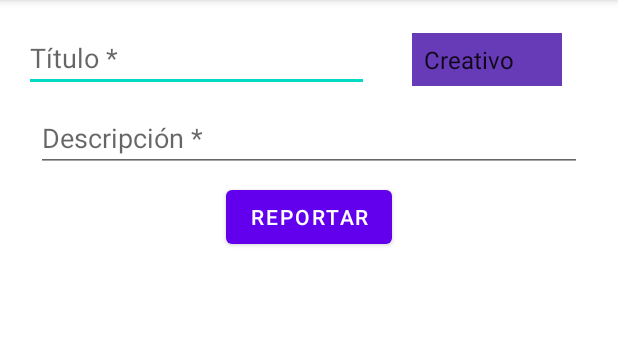
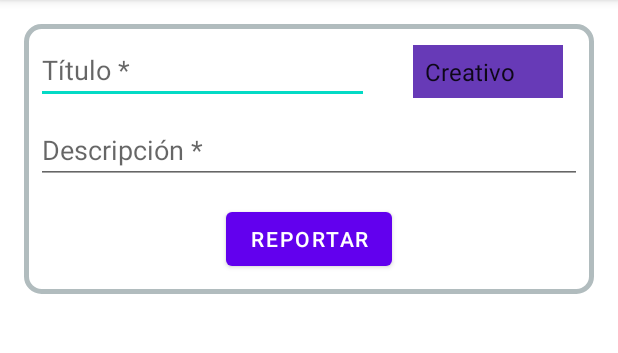
Before and after one commit to JhojanFlp/Tagebuch, an Android app: the screen it shows after launch (MainActivity), on a phone screen of 412 x 824 dp, the part 84-437 px from its top. Run offline under Robolectric (Android 15) with nearby library versions, the phone set to English and light mode, and no system bars; our stand-ins replace Room's generated code.

Commit message:
Improve app

```diff
--- a/app/src/main/AndroidManifest.xml
+++ b/app/src/main/AndroidManifest.xml
@@ -9,7 +9,7 @@
         android:roundIcon="@mipmap/ic_launcher_round"
         android:supportsRtl="true"
         android:theme="@style/Theme.ImBlue">
-        <activity android:name=".MainActivity">
+        <activity android:name=".view.MainActivity">
             <intent-filter>
                 <action android:name="android.intent.action.MAIN" />
 
--- a/app/src/main/java/com/example/imblue/controller/MainActivityController.java
+++ b/app/src/main/java/com/example/imblue/controller/MainActivityController.java
@@ -1,7 +1,7 @@
 package com.example.imblue.controller;
 
 
-import com.example.imblue.MainActivity;
+import com.example.imblue.view.MainActivity;
 import com.example.imblue.model.LocalStorage;
 import com.example.imblue.model.dao.CategoriaRoomDAO;
 import com.example.imblue.model.dao.PensamientoRoomDAO;
@@ -24,8 +24,14 @@ public class MainActivityController {
             // Create categories
             String[] nombres = {"Creativo", "Analítico", "Crítico", "Estratégico", "Personal"};
             // TODO: Set descriptions
-            String[] descripciones = {"Creativo", "Analítico", "Crítico", "Estratégico", "Personal"};
-            String[] colores = {"d0d3d4", "d4ac0d", "138d75", "2471a3", "cb4335"};
+            String[] descripciones = {
+                    "Creación, idea o innovación",
+                    "Análisis de la situación",
+                    "Crítico ante el presente",
+                    "Estrategias para ganar y alcanzar el éxito",
+                    "Pensamiento temporal que necesito recordar"
+            };
+            String[] colores = {"9EF01A", "FFD300", "EF476F", "118AB2", "A5A58D"};
 
             for(int i = 0; i < 5; i++) {
                 categoria = new Categoria();
--- /dev/null
+++ b/app/src/main/res/drawable/layout_bg.xml
@@ -0,0 +1,6 @@
+<?xml version="1.0" encoding="UTF-8"?>
+<shape xmlns:android="http://schemas.android.com/apk/res/android">
+    <stroke android:width="3dp" android:color="#B1BCBE" />
+    <corners android:radius="10dp"/>
+    <padding android:left="0dp" android:top="0dp" android:right="0dp" android:bottom="0dp" />
+</shape>
--- a/app/src/main/res/layout/activity_main.xml
+++ b/app/src/main/res/layout/activity_main.xml
@@ -4,17 +4,18 @@
     xmlns:tools="http://schemas.android.com/tools"
     android:layout_width="match_parent"
     android:layout_height="match_parent"
-    tools:context=".MainActivity">
+    tools:context=".view.MainActivity">
 
     <FrameLayout
         android:id="@+id/layout"
         android:layout_width="match_parent"
-        android:layout_height="150dp"
+        android:layout_height="180dp"
         android:layout_marginStart="16dp"
         android:layout_marginLeft="16dp"
         android:layout_marginTop="16dp"
         android:layout_marginEnd="16dp"
         android:layout_marginRight="16dp"
+        android:background="@drawable/layout_bg"
         app:layout_constraintEnd_toEndOf="parent"
         app:layout_constraintStart_toStartOf="parent"
         app:layout_constraintTop_toTopOf="parent">
@@ -27,6 +28,9 @@
                 android:id="@+id/input_title"
                 android:layout_width="0dp"
                 android:layout_height="wrap_content"
+                android:layout_marginStart="8dp"
+                android:layout_marginLeft="8dp"
+                android:layout_marginTop="8dp"
                 android:layout_marginEnd="150dp"
                 android:layout_marginRight="150dp"
                 android:ems="10"
@@ -46,8 +50,8 @@
                 android:layout_marginEnd="8dp"
                 android:layout_marginRight="8dp"
                 android:ems="10"
+                android:hint="@string/description_mandatory"
                 android:inputType="textPersonName"
-                android:hint="@string/description_mandatory"
                 app:layout_constraintEnd_toEndOf="parent"
                 app:layout_constraintStart_toStartOf="parent"
                 app:layout_constraintTop_toBottomOf="@+id/input_title" />
@@ -56,7 +60,8 @@
                 android:id="@+id/button_reportar"
                 android:layout_width="wrap_content"
                 android:layout_height="wrap_content"
-                android:layout_marginTop="8dp"
+                android:layout_marginTop="16dp"
+                android:layout_marginBottom="16dp"
                 android:text="@string/reportar"
                 app:layout_constraintBottom_toBottomOf="parent"
                 app:layout_constraintEnd_toEndOf="parent"
@@ -69,9 +74,7 @@
                 android:layout_height="35dp"
                 android:layout_marginStart="8dp"
                 android:layout_marginLeft="8dp"
-                android:layout_marginTop="6dp"
-                android:layout_marginEnd="1dp"
-                android:layout_marginRight="1dp"
+                android:layout_marginTop="14dp"
                 android:background="#673AB7"
                 app:layout_constraintEnd_toEndOf="parent"
                 app:layout_constraintStart_toEndOf="@+id/input_title"
```
Also changed, not shown: app/src/main/java/com/example/imblue/view/MainActivity.java (renamed from app/src/main/java/com/example/imblue/MainActivity.java, +9 -5 lines), app/src/main/java/com/example/imblue/view/fragments/PensamientoFragment.java (+7 -1 lines), app/src/main/res/layout/fragment_pensamiento.xml (+16 -3 lines).
